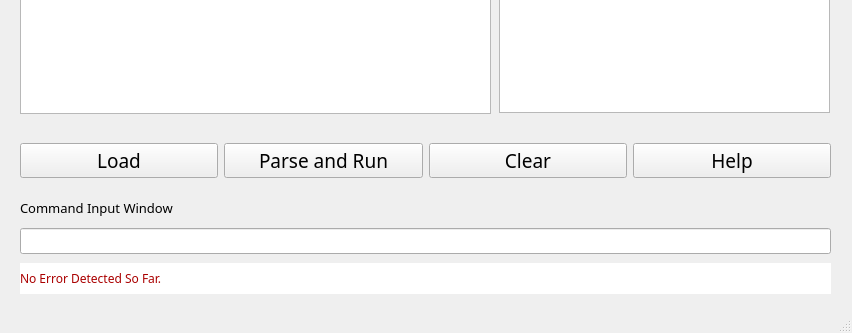
Old version of the form mainwindow.ui in the repository JolyneFr/MiniBasic; both pictures show x 0 to 852 and y 549 to 882 of the 852 by 882 pixel window.
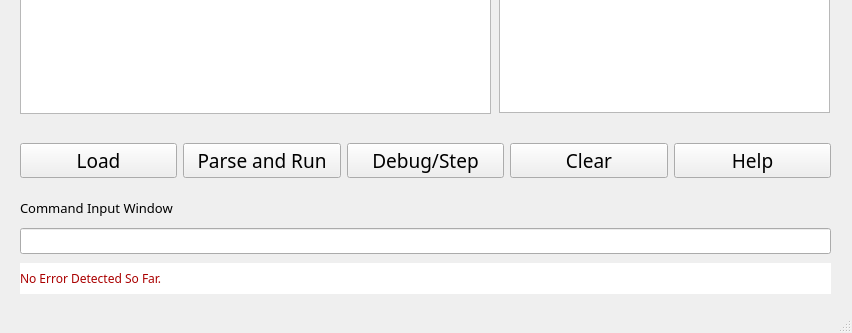
New version of the form. Icons and pictures are not drawn.

Commit message: complete debug mode

Patch:
```diff
--- a/mainwindow.ui
+++ b/mainwindow.ui
@@ -187,6 +187,22 @@
        </property>
       </widget>
      </item>
+     <item>
+      <widget class="QPushButton" name="debug_button">
+       <property name="font">
+        <font>
+         <family>Cascadia Code PL</family>
+         <pointsize>14</pointsize>
+         <weight>50</weight>
+         <italic>false</italic>
+         <bold>false</bold>
+        </font>
+       </property>
+       <property name="text">
+        <string>Debug/Step</string>
+       </property>
+      </widget>
+     </item>
      <item>
       <widget class="QPushButton" name="clear_button">
        <property name="font">
```
The commit also changes 4 other files.
